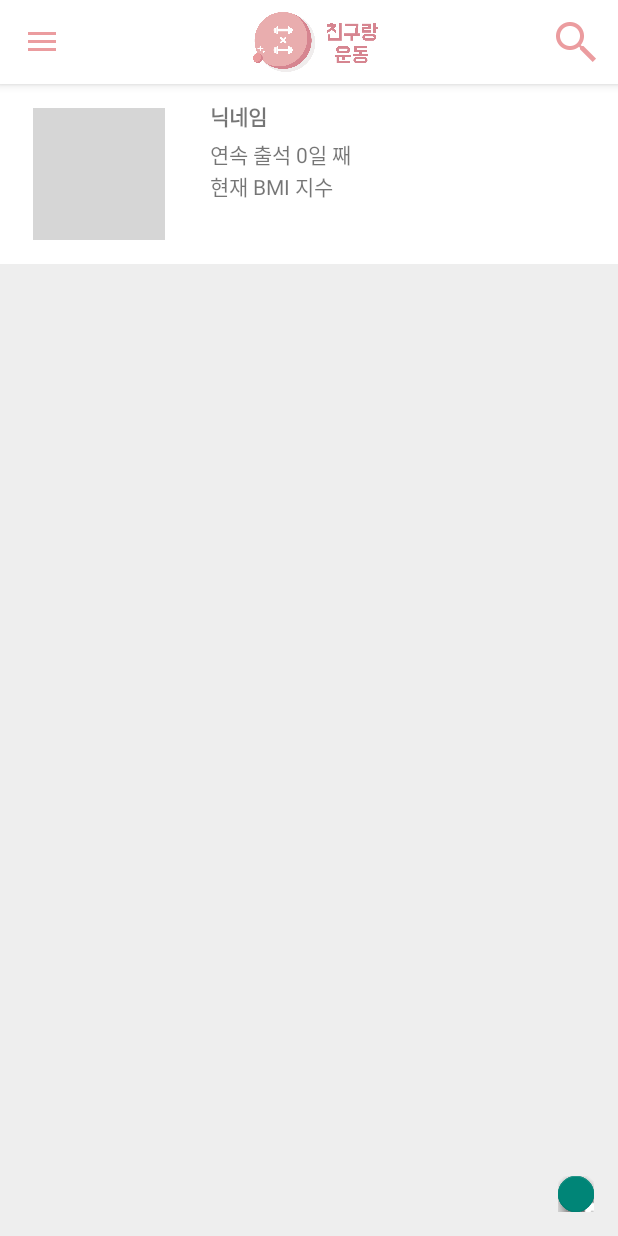
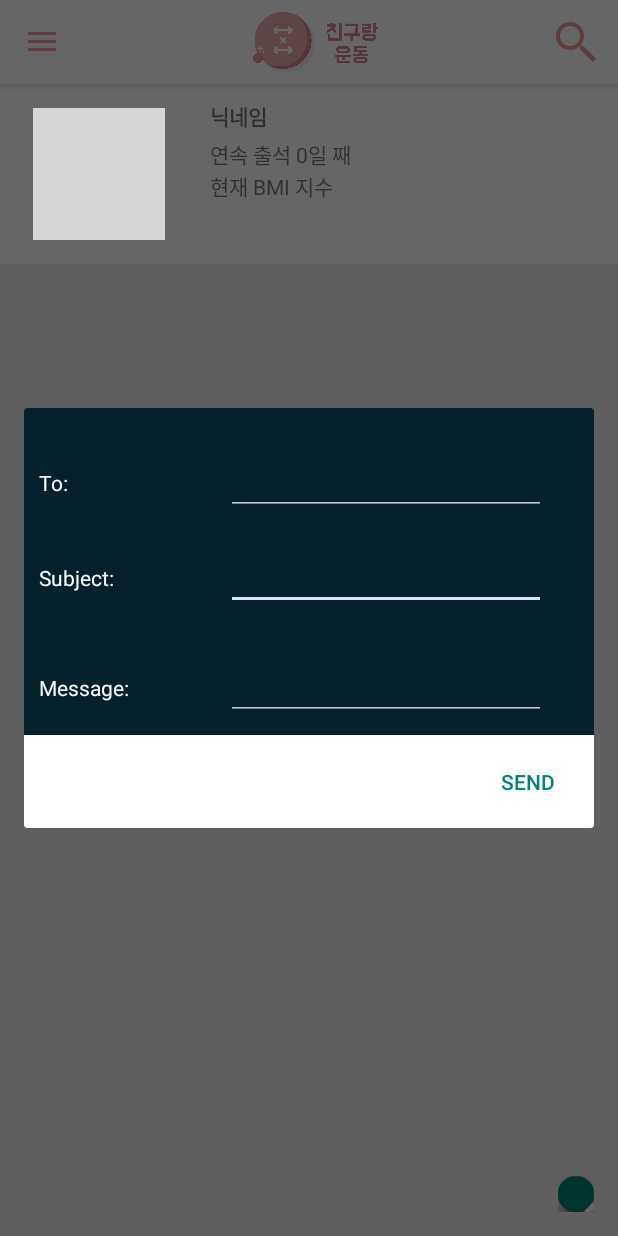
Before and after one commit to sodami/ExGroupV0.1, an Android app: the Home2Activity screen opened directly, with no data from a screen before it, in the side drawer, after a tap on "개발자에게 문의하기", on a phone screen of 412 x 824 dp. Run offline under Robolectric (Android 15) with nearby library versions, the phone set to English and light mode, and no system bars; our stand-ins replace ButterKnife, CircleImageView, Firebase (no records; nobody signed in at launch, a user with empty details on screens opened directly), Picasso, Volley; libraries missing offline, so code that uses them is left out: com.github.clans.fab, com.miguelbcr.ui, rx.android.schedulers, rx.schedulers; plain views replace FloatingActionButton, FloatingActionMenu; pictures from the network do not load; 12 statements that could not run were skipped; grey boxes are pictures that could not be loaded.

```diff
--- a/app/src/main/java/com/google/slashb410/exgroup/net/GroupImpFactory.java
+++ b/app/src/main/java/com/google/slashb410/exgroup/net/GroupImpFactory.java
@@ -49,11 +49,6 @@ public interface GroupImpFactory {
     @GET("groups")
     Call<ResGroupList> groupList();
 
-    //F_1. 그룹 게시글 등록하기
-    @Multipart
-    @POST("boards")
-    Call<ResUpload> upload(@PartMap Map<String, RequestBody> params);
-
     //F_3. 그룹 게시글 불러오기
     @GET("groups/{groupId}/boards")
     Call<ResBoardList> boardList(@Path("groupId") String groupId);
@@ -62,4 +57,6 @@ public interface GroupImpFactory {
     @POST("comments")
     Call<String> addComment(@Body ReqComment reqComment);
 
+
+    Call<ResUpload> upload(Map<String, RequestBody> map);
 }
--- a/app/src/main/java/com/google/slashb410/exgroup/ui/Home2Activity.java
+++ b/app/src/main/java/com/google/slashb410/exgroup/ui/Home2Activity.java
@@ -312,17 +312,14 @@ public class Home2Activity extends AppCompatActivity
         // Handle navigation view item clicks here.
         int id = item.getItemId();
 
-        if (id == R.id.nav_camera) {
-            // 누르면 로그아웃
+        if (id == R.id.nav_camera) { // 누르면 로그아웃
             onLogout();
             Intent intent = new Intent(this, EnterActivity.class);
             startActivity(intent);
             Toast.makeText(getApplicationContext(), "로그아웃 되었습니다.", Toast.LENGTH_SHORT).show();
-        } else if (id == R.id.nav_gallery) {
-            // 누르면 출석체크 푸쉬 on/off
+        } else if (id == R.id.nav_gallery) { // 누르면 출석체크 푸쉬 on/off
 
-        } else if (id == R.id.nav_slideshow) {
-            // 누르면 운동, 식당 인증 푸쉬 on/off
+        } else if (id == R.id.nav_slideshow) { // 누르면 운동, 식당 인증 푸쉬 on/off
 
         } else if(id == R.id.nav_session) { // 누르면 앱 연결 해제하기(탈퇴)
             Context mContext = getApplicationContext();
@@ -338,16 +335,8 @@ public class Home2Activity extends AppCompatActivity
             });
             AlertDialog ad = aDialog.create();
             ad.show();
-<<<<<<< HEAD
         } else if (id == R.id.nav_manage) {
             // 누르면 개발자에게 문의하기
-=======
-        } else if (id == R.id.nav_manage) { // 누르면 개발자에게 문의하기
-
-        } else if (id == R.id.nav_manage) {
-            // 누르면 개발자에게 문의하기
-
->>>>>>> b7dc5d9fc522bb6b3df8e1c9a6555d782b414660
             Context mContext = getApplicationContext();
             LayoutInflater inflater = (LayoutInflater) mContext.getSystemService(LAYOUT_INFLATER_SERVICE);
             View layout = inflater.inflate(R.layout.activity_developer_message, (ViewGroup) findViewById(R.id.popup));
@@ -376,12 +365,6 @@ public class Home2Activity extends AppCompatActivity
                     Toast.makeText(getApplicationContext(), "메일 발송이 완료되었습니다.", Toast.LENGTH_SHORT).show();
                 }
             });
-//            aDialog.setNegativeButton("CANCLE", new DialogInterface.OnClickListener() {
-//                @Override
-//                public void onClick(DialogInterface dialog, int which) {
-//                    dialog.cancel();
-//                }
-//            });
             //팝업창 만들기
             AlertDialog ad = aDialog.create();
             ad.show();
@@ -470,33 +453,4 @@ public class Home2Activity extends AppCompatActivity
         return true;
     }
 
-    private void onSessionout()
-    {
-        Call<ResSessionOut> res =
-                NetSSL.getInstance().getMemberImpFactory().sessionout(); //전문에 있는 양식 순서대로
-        res.enqueue(new Callback<ResSessionOut>() { //enqueue가 callback오니까
-            @Override
-            public void onResponse(Call<ResSessionOut> call, Response<ResSessionOut> response) {
-                if (response != null) {
-                    if (response.body() != null) {
-                        if (response.body().getResultCode() == 1) {
-                            Log.i("RF", "회원 탈퇴 성공" + response.body().getResultCode());
-                        } else {
-                            Log.i("RF", "1응답 데이터 구조 오류 구조값이 달라서 JSON 자동 파싱 처리가 않됨");
-                        }
-                    } else {
-                        Log.i("RF", "2로그아웃실패" + response.code()); //통신은 들어갔는데 오류
-                    }
-                } else {
-                    Log.i("RF", "3응답 데이터 오류");
-                }
-                // Log.i("RF", "가입실패   //" + response);
-            }
-
-            @Override
-            public void onFailure(Call<ResSessionOut> call, Throwable t) {
-                Log.i("RF", "ERR" + t.getMessage());
-            }
-        });
-    }
 }
--- a/app/src/main/java/com/google/slashb410/exgroup/ui/join/InputInit0Activity.java
+++ b/app/src/main/java/com/google/slashb410/exgroup/ui/join/InputInit0Activity.java
@@ -65,10 +65,10 @@ public class InputInit0Activity extends AppCompatActivity {
                     public void onClick(DialogInterface dialog, int which) {
                         switch (which){
                             case 0:
-                                picUrl = U.getInstance().onCamera(InputInit0Activity.this, profile);
+                                picUrl = U.getInstance().onCamera(InputInit0Activity.this, null, profile);
                                 break;
                             case 1:
-                                picUrl = U.getInstance().onGallery(InputInit0Activity.this, profile);
+                                U.getInstance().onGallery(InputInit0Activity.this, null, profile);
                                 break;
                         }
                     }
--- a/app/src/main/java/com/google/slashb410/exgroup/ui/write/QuickWriteActivity.java
+++ b/app/src/main/java/com/google/slashb410/exgroup/ui/write/QuickWriteActivity.java
@@ -111,7 +111,7 @@ public class QuickWriteActivity extends AppCompatActivity {
 
     @OnClick(R.id.cameraBtn)
     public void onCamera() {
-        picPath = U.getInstance().onCamera(this, pictureThumbnail);
+        picPath = U.getInstance().onCamera(this, null, pictureThumbnail);
 
 //        RxPaparazzo.takeImage(this)
 //                .size(new ScreenSize())
--- a/app/src/main/res/layout/activity_enter.xml
+++ b/app/src/main/res/layout/activity_enter.xml
@@ -72,6 +72,7 @@
                 android:layout_width="match_parent"
                 android:layout_height="@dimen/text_big" />
 
+
             <LinearLayout
                 android:orientation="horizontal"
                 android:layout_width="match_parent"
@@ -105,9 +106,9 @@
 
             <com.facebook.login.widget.LoginButton
                 android:id="@+id/login_button"
-                android:textSize="24sp"
+                android:textSize="16sp"
                 android:layout_width="match_parent"
-                android:layout_height="@dimen/gmd_bar_height"
+                android:layout_height="58dp"
                 android:layout_gravity="center_horizontal"
                 android:layout_alignParentBottom="true"
                 android:layout_alignParentEnd="true" />
```
Also changed, not shown: app/src/main/java/com/google/slashb410/exgroup/fcm/MyFirebaseInstanceIDService.java (+64 -65 lines), app/src/main/java/com/google/slashb410/exgroup/fcm/MyFirebaseMessagingService.java (+116 -130 lines), app/src/main/java/com/google/slashb410/exgroup/fcm/popup/ShowPopupActivity.java (+61 -61 lines), app/src/main/java/com/google/slashb410/exgroup/ui/EnterActivity.java (+7 -1 lines), app/src/main/java/com/google/slashb410/exgroup/ui/group/create/GroupWaitingActivity.java (+16 -1 lines), app/src/main/java/com/google/slashb410/exgroup/util/U.java (+9 -7 lines), app/src/main/res/layout/activity_group_waiting.xml (+8 -6 lines).
